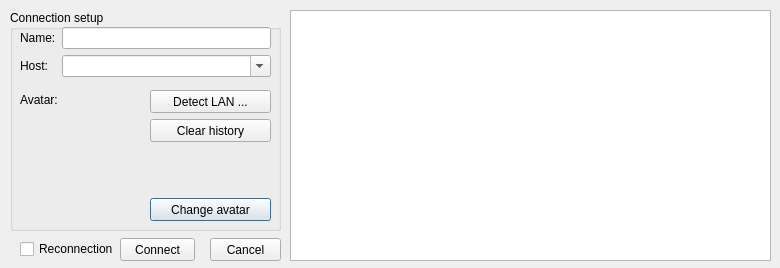
Above: src/dialog/connectiondialog.ui from BeginnerSlob/TouhouTripleSha before the change. Below: the same form after it.
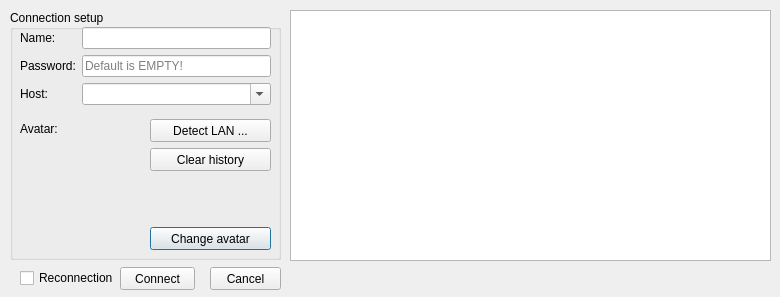
That is the form after the change.

Diff of the .ui file:
```diff
--- a/src/dialog/connectiondialog.ui
+++ b/src/dialog/connectiondialog.ui
@@ -10,7 +10,7 @@
     <x>0</x>
     <y>0</y>
     <width>780</width>
-    <height>268</height>
+    <height>297</height>
    </rect>
   </property>
   <property name="windowTitle">
@@ -22,7 +22,7 @@
      <x>10</x>
      <y>10</y>
      <width>271</width>
-     <height>221</height>
+     <height>250</height>
     </rect>
    </property>
    <property name="title">
@@ -32,7 +32,7 @@
     <property name="geometry">
      <rect>
       <x>10</x>
-      <y>82</y>
+      <y>111</y>
       <width>42</width>
       <height>16</height>
      </rect>
@@ -45,7 +45,7 @@
     <property name="geometry">
      <rect>
       <x>20</x>
-      <y>108</y>
+      <y>137</y>
       <width>100</width>
       <height>100</height>
      </rect>
@@ -67,7 +67,7 @@
     <property name="geometry">
      <rect>
       <x>140</x>
-      <y>188</y>
+      <y>217</y>
       <width>121</width>
       <height>23</height>
      </rect>
@@ -80,7 +80,7 @@
     <property name="geometry">
      <rect>
       <x>140</x>
-      <y>80</y>
+      <y>109</y>
       <width>121</width>
       <height>23</height>
      </rect>
@@ -93,7 +93,7 @@
     <property name="geometry">
      <rect>
       <x>140</x>
-      <y>109</y>
+      <y>138</y>
       <width>121</width>
       <height>23</height>
      </rect>
@@ -108,7 +108,7 @@
       <x>10</x>
       <y>17</y>
       <width>251</width>
-      <height>51</height>
+      <height>81</height>
      </rect>
     </property>
     <layout class="QFormLayout" name="formLayout">
@@ -129,20 +129,46 @@
        </property>
       </widget>
      </item>
-     <item row="1" column="0">
+     <item row="2" column="0">
       <widget class="QLabel" name="hostLabel">
        <property name="text">
         <string>Host:</string>
        </property>
       </widget>
      </item>
-     <item row="1" column="1">
+     <item row="2" column="1">
       <widget class="QComboBox" name="hostComboBox">
        <property name="editable">
         <bool>true</bool>
        </property>
       </widget>
      </item>
+     <item row="1" column="0">
+      <widget class="QLabel" name="passwordLabel">
+       <property name="contextMenuPolicy">
+        <enum>Qt::NoContextMenu</enum>
+       </property>
+       <property name="text">
+        <string>Password:</string>
+       </property>
+       <property name="wordWrap">
+        <bool>false</bool>
+       </property>
+      </widget>
+     </item>
+     <item row="1" column="1">
+      <widget class="QLineEdit" name="passwordLineEdit">
+       <property name="text">
+        <string/>
+       </property>
+       <property name="echoMode">
+        <enum>QLineEdit::Password</enum>
+       </property>
+       <property name="placeholderText">
+        <string>Default is EMPTY!</string>
+       </property>
+      </widget>
+     </item>
     </layout>
    </widget>
   </widget>
@@ -172,7 +198,7 @@
    <property name="geometry">
     <rect>
      <x>210</x>
-     <y>238</y>
+     <y>267</y>
      <width>71</width>
      <height>23</height>
     </rect>
@@ -185,7 +211,7 @@
    <property name="geometry">
     <rect>
      <x>120</x>
-     <y>238</y>
+     <y>267</y>
      <width>75</width>
      <height>23</height>
     </rect>
@@ -198,7 +224,7 @@
    <property name="geometry">
     <rect>
      <x>20</x>
-     <y>241</y>
+     <y>270</y>
      <width>95</width>
      <height>16</height>
     </rect>
```
